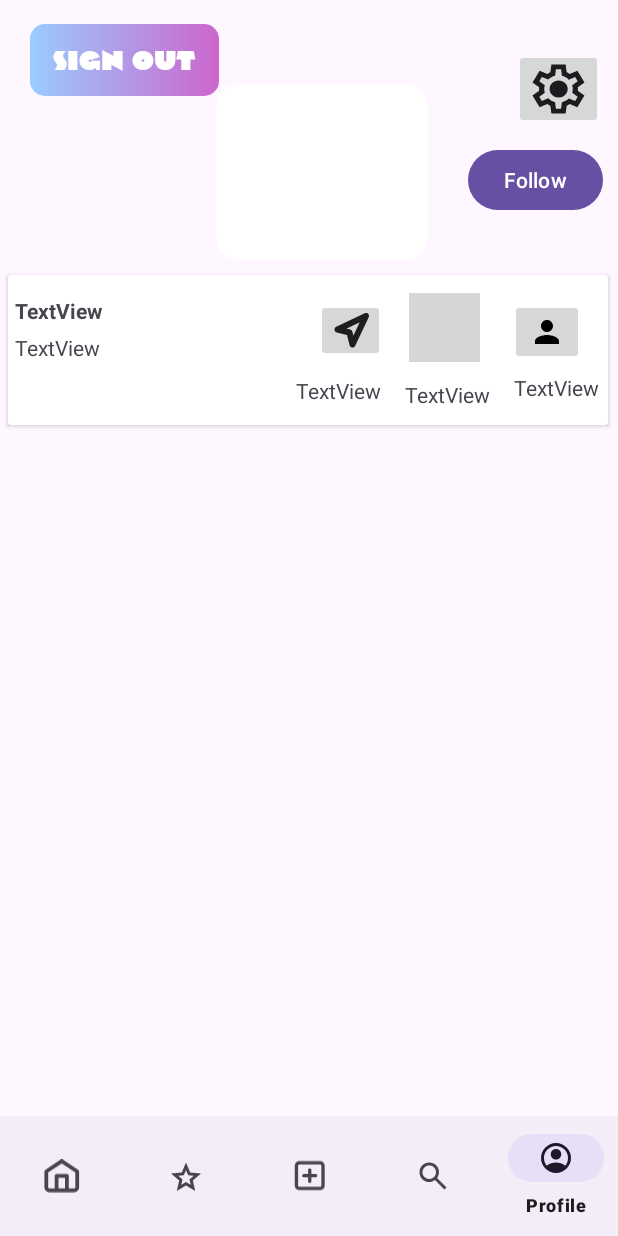
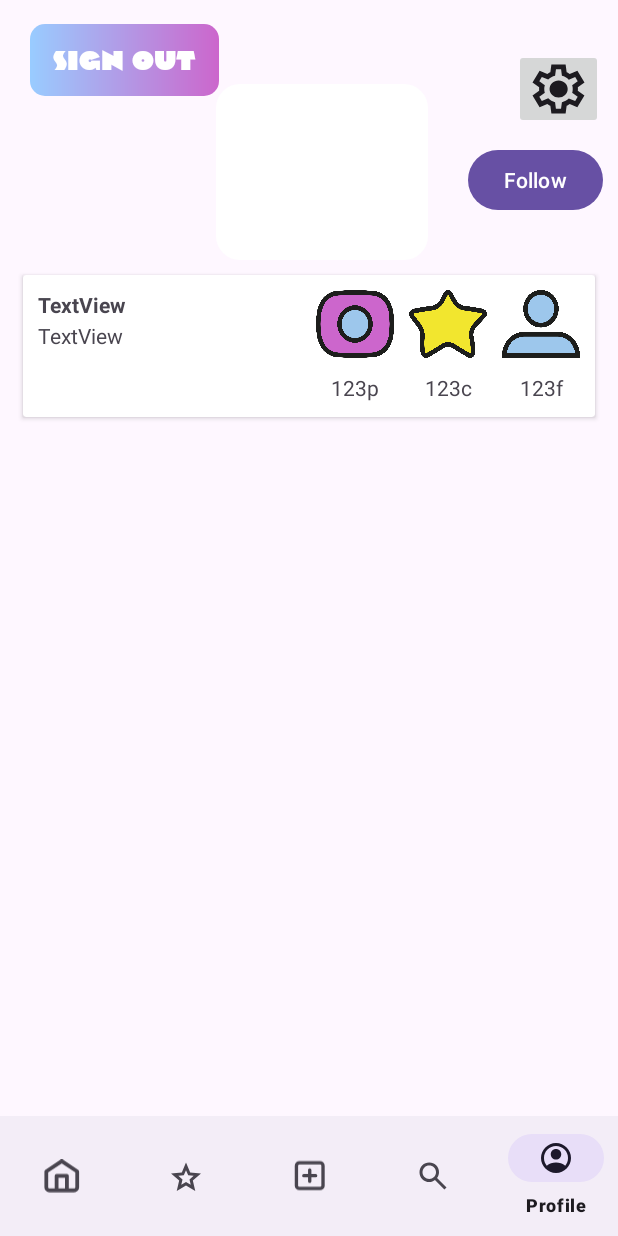
Before and after one commit to Robinjakobsson/PhotoQuestV3, an Android app: the screen it shows after launch once a user with an empty profile is signed in (FeedActivity), item 5 of the bottom bar chosen, on a phone screen of 412 x 824 dp. Run offline under Robolectric (Android 15) with nearby library versions, the phone set to English and light mode, and no system bars; our stand-ins replace Firebase (no records; nobody signed in at launch, a user with empty details on screens opened directly); grey boxes are pictures that could not be loaded.

Commit message:
Profile fragment new icons and card view layout

```diff
--- a/app/src/main/res/layout/fragment_profile.xml
+++ b/app/src/main/res/layout/fragment_profile.xml
@@ -14,20 +14,38 @@
 
         <androidx.cardview.widget.CardView
             android:id="@+id/cardView2"
-            android:layout_width="400dp"
-            android:layout_height="100dp"
-            android:layout_marginStart="1dp"
+            android:layout_width="match_parent"
+            android:layout_height="wrap_content"
+            android:layout_marginStart="15dp"
             android:layout_marginTop="10dp"
-            android:layout_marginEnd="1dp"
+            android:layout_marginEnd="15dp"
             app:layout_constraintEnd_toEndOf="parent"
             app:layout_constraintHorizontal_bias="0.454"
             app:layout_constraintStart_toStartOf="parent"
             app:layout_constraintTop_toBottomOf="@+id/profile_Image_ImageView">
 
-            <androidx.constraintlayout.widget.ConstraintLayout
-                android:id="@+id/constraintlayout"
+                <LinearLayout
+                    android:id="@+id/profile_layout"
                     android:layout_width="match_parent"
-                android:layout_height="wrap_content">
+                    android:layout_height="wrap_content"
+                    android:orientation="vertical"
+                    android:padding="10dp"
+                    >
+
+                    <LinearLayout
+                        android:id="@+id/inside_layout"
+                        android:layout_width="match_parent"
+                        android:layout_height="wrap_content"
+                        android:orientation="horizontal">
+
+
+                    <LinearLayout
+                        android:id="@+id/user_bio"
+                        android:layout_width="wrap_content"
+                        android:layout_height="wrap_content"
+                        android:orientation="vertical"
+                        android:layout_gravity="start"
+                        >
 
                         <TextView
                             android:textStyle="bold"
@@ -55,75 +73,95 @@
                             app:layout_constraintTop_toBottomOf="@+id/profile_Name_TextView"
                             app:layout_constraintVertical_bias="0.111" />
 
-                <ImageButton
+                    </LinearLayout>
+
+                    <LinearLayout
+                        android:id="@+id/icons"
+                        android:layout_width="match_parent"
+                        android:layout_height="wrap_content"
+                        app:layout_constraintTop_toTopOf="parent"
+                        app:layout_constraintEnd_toEndOf="parent"
+                        app:layout_constraintStart_toStartOf="parent"
+                        android:orientation="horizontal"
+                        android:layout_gravity="end"
+                        android:gravity="end"
+                        >
+
+                        <ImageView
+                            android:id="@+id/profile_post_button"
+                            android:layout_gravity="start"
+                            android:layout_width="52dp"
+                            android:layout_height="45dp"
+                            android:layout_marginEnd="10dp"
+                            android:src="@drawable/photoquest_posts"
+                            android:scaleType="fitXY"
+                            />
+
+                        <ImageView
+                            android:id="@+id/profile_heart_Button"
+                            android:layout_gravity="center_horizontal"
+                            android:layout_width="52dp"
+                            android:layout_height="45dp"
+                            android:layout_marginEnd="10dp"
+                            android:scaleType="fitXY"
+                            android:src="@drawable/photoquest_star"
+                            />
+
+                        <ImageView
                             android:id="@+id/profile_Follower_Button"
-                    android:layout_width="49dp"
-                    android:layout_height="44dp"
-                    android:layout_marginTop="16dp"
-                    android:layout_marginEnd="16dp"
-                    android:src="@drawable/ic_person"
-                    app:layout_constraintEnd_toEndOf="parent"
-                    app:layout_constraintTop_toTopOf="parent" />
+                            android:layout_gravity="end"
+                            android:layout_width="52dp"
+                            android:layout_height="45dp"
+                            android:scaleType="fitXY"
+                            android:src="@drawable/photoquest_profile"
+                            />
 
-                <ImageButton
-                    android:id="@+id/profile_heart_Button"
-                    android:layout_width="47dp"
-                    android:layout_height="46dp"
-                    android:layout_marginTop="12dp"
-                    android:layout_marginEnd="20dp"
-                    android:src="@drawable/heart_icon"
-                    app:layout_constraintEnd_toStartOf="@+id/profile_Follower_Button"
-                    app:layout_constraintTop_toTopOf="parent" />
+                    </LinearLayout>
 
-                <ImageButton
-                    android:id="@+id/profile_post_button"
-                    android:layout_width="46dp"
-                    android:layout_height="42dp"
-                    android:layout_marginTop="16dp"
-                    android:layout_marginEnd="16dp"
-                    android:src="@drawable/post_icon"
-                    app:layout_constraintEnd_toStartOf="@+id/profile_heart_Button"
-                    app:layout_constraintHorizontal_bias="1.0"
-                    app:layout_constraintStart_toEndOf="@+id/profile_Name_TextView"
-                    app:layout_constraintTop_toTopOf="parent" />
+                    </LinearLayout>
+
+                    <LinearLayout
+                        android:id="@+id/numbers"
+                        android:layout_width="match_parent"
+                        android:layout_height="wrap_content"
+                        android:layout_marginTop="10dp"
+                        android:orientation="horizontal"
+                        android:gravity="end"
+                         >
 
                         <TextView
                             android:id="@+id/profile_Post_TextView"
-                    android:layout_width="wrap_content"
+                            android:layout_gravity="start"
+                            android:gravity="center_horizontal"
+                            android:layout_width="52dp"
                             android:layout_height="wrap_content"
-                    android:layout_marginStart="192dp"
-                    android:layout_marginTop="8dp"
-                    android:text="TextView"
-                    app:layout_constraintBottom_toBottomOf="parent"
-                    app:layout_constraintStart_toStartOf="parent"
-                    app:layout_constraintTop_toBottomOf="@+id/profile_post_button"
-                    app:layout_constraintVertical_bias="0.333" />
+                            android:layout_marginEnd="10dp"
+                            android:text="123p"
+                            />
 
                         <TextView
                             android:id="@+id/profile_Heart_TextView"
-                    android:layout_width="wrap_content"
+                            android:layout_gravity="center_horizontal"
+                            android:gravity="center_horizontal"
+                            android:layout_width="52dp"
                             android:layout_height="wrap_content"
-                    android:layout_marginStart="16dp"
-                    android:layout_marginTop="12dp"
-                    android:text="TextView"
-                    app:layout_constraintBottom_toBottomOf="parent"
-                    app:layout_constraintStart_toEndOf="@+id/profile_Post_TextView"
-                    app:layout_constraintTop_toBottomOf="@+id/profile_heart_Button"
-                    app:layout_constraintVertical_bias="0.09" />
+                            android:layout_marginEnd="10dp"
+                            android:text="123c"
+                            />
 
                         <TextView
                             android:id="@+id/profile_Follower_TextView"
-                    android:layout_width="wrap_content"
+                            android:layout_gravity="end"
+                            android:gravity="center_horizontal"
+                            android:layout_width="52dp"
                             android:layout_height="wrap_content"
-                    android:text="TextView"
-                    app:layout_constraintBottom_toBottomOf="parent"
-                    app:layout_constraintEnd_toEndOf="parent"
-                    app:layout_constraintHorizontal_bias="0.73"
-                    app:layout_constraintStart_toEndOf="@+id/profile_Heart_TextView"
-                    app:layout_constraintTop_toBottomOf="@+id/profile_Follower_Button"
-                    app:layout_constraintVertical_bias="0.523" />
+                            android:text="123f"
+                            />
 
-            </androidx.constraintlayout.widget.ConstraintLayout>
+                    </LinearLayout>
+
+                </LinearLayout>
+
 
         </androidx.cardview.widget.CardView>
 
@@ -131,6 +169,7 @@
             android:id="@+id/profileRecycler"
             android:layout_width="match_parent"
             android:layout_height="0dp"
+            android:layout_marginTop="8dp"
             android:layout_marginBottom="0dp"
             android:padding="12dp"
             app:layout_constraintBottom_toBottomOf="parent"
```
Also changed, not shown: app/src/main/res/drawable/photoquest_posts.png (added), app/src/main/res/drawable/photoquest_profile.png (added), app/src/main/res/drawable/photoquest_star.png (added). Lines whose indentation alone changed are shown as unchanged.
